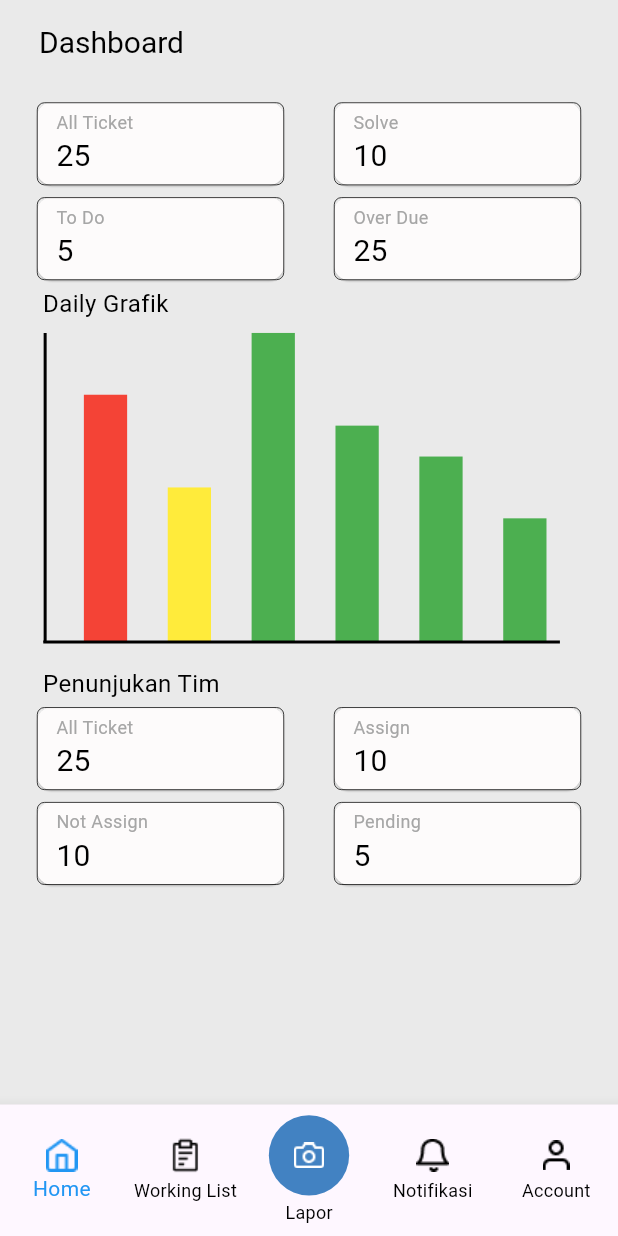
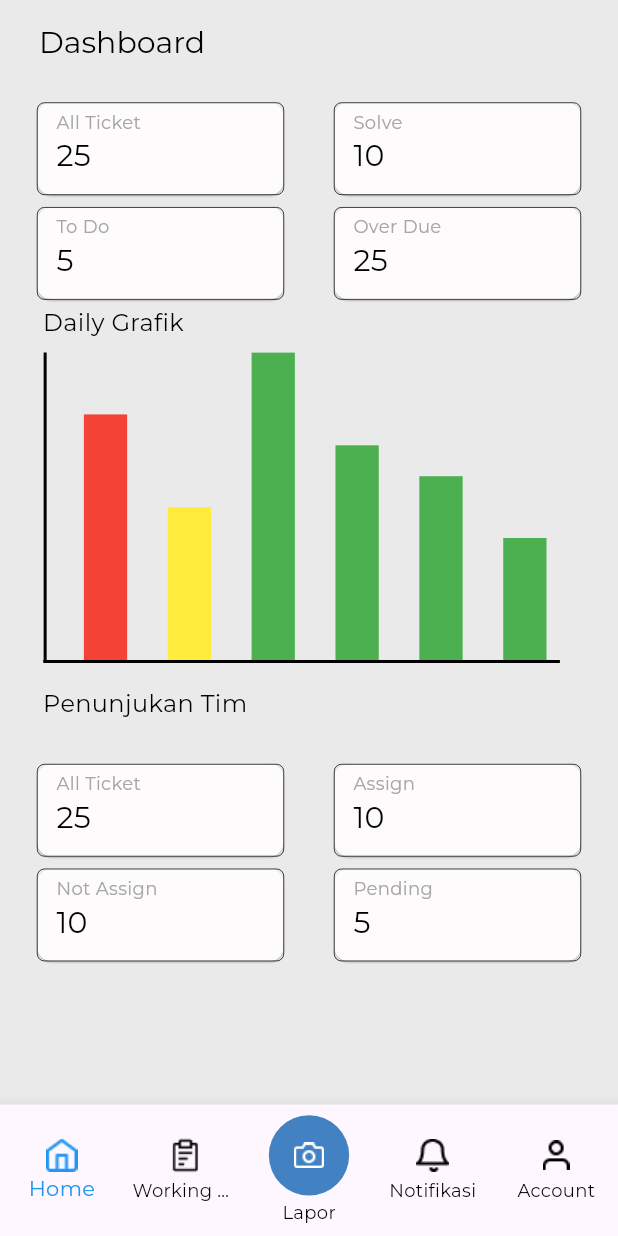
Before and after one commit to aansyawaluddin/FE_I_Ticketing, a Flutter app: the screen it shows after launch, after a tap on "Login", on a phone screen of 412 x 824 dp. Run offline on Flutter 3.47's test engine with Material 3 defaults, Android fonts, the phone set to English and light mode, and no system bars; drawn by our look-alikes of fl_chart; our stand-ins replace google_fonts.

Commit message:
Font All Page

```diff
--- a/frontend/lib/dashboard.dart
+++ b/frontend/lib/dashboard.dart
@@ -1,14 +1,16 @@
 import 'package:flutter/material.dart';
+import 'package:google_fonts/google_fonts.dart';
 import 'package:fl_chart/fl_chart.dart';
 import 'package:frontend/working.dart';
 
 class MyApp extends StatelessWidget {
-  const MyApp({super.key});
-
   @override
   Widget build(BuildContext context) {
     return MaterialApp(
       debugShowCheckedModeBanner: false,
+      theme: ThemeData(
+        textTheme: GoogleFonts.montserratTextTheme(),
+      ),
       home: DashboardScreen(),
     );
   }
@@ -37,18 +39,6 @@ class _DashboardScreenState extends State<DashboardScreen> {
     }
   }
 
-  Widget _buildIcon(String assetPath, int index) {
-    Color color = _selectedIndex == index ? Colors.blue : Colors.black;
-    return ColorFiltered(
-      colorFilter: ColorFilter.mode(color, BlendMode.srcIn),
-      child: Image.asset(
-        assetPath,
-        width: 24.0,
-        height: 24.0,
-      ),
-    );
-  }
-
   @override
   Widget build(BuildContext context) {
     final screenWidth = MediaQuery.of(context).size.width;
@@ -60,10 +50,9 @@ class _DashboardScreenState extends State<DashboardScreen> {
         title: Row(
           children: [
             const SizedBox(width: 10),
-            const Text(
+            Text(
               "Dashboard",
-              style: TextStyle(
-                fontFamily: 'Montserrat',
+              style: GoogleFonts.montserrat(
                 color: Colors.black,
                 fontSize: 20,
               ),
@@ -93,12 +82,11 @@ class _DashboardScreenState extends State<DashboardScreen> {
                 _buildInfoCard('Over Due', 25, screenWidth),
               ],
             ),
-            const Padding(
-              padding: EdgeInsets.only(left: 8.0),
+            Padding(
+              padding: const EdgeInsets.only(left: 8.0),
               child: Text(
                 'Daily Grafik',
-                style: TextStyle(
-                  fontFamily: 'Montserrat',
+                style: GoogleFonts.montserrat(
                   fontSize: 16,
                   color: Colors.black,
                 ),
@@ -197,17 +185,17 @@ class _DashboardScreenState extends State<DashboardScreen> {
               ),
             ),
             SizedBox(height: screenHeight * 0.02),
-            const Padding(
-              padding: EdgeInsets.only(left: 8.0),
+            Padding(
+              padding: const EdgeInsets.only(left: 8.0),
               child: Text(
                 'Penunjukan Tim',
-                style: TextStyle(
-                  fontFamily: 'Montserrat',
+                style: GoogleFonts.montserrat(
                   fontSize: 16,
                   color: Colors.black,
                 ),
               ),
             ),
+            SizedBox(height: screenHeight * 0.03),
             Row(
               mainAxisAlignment: MainAxisAlignment.spaceBetween,
               children: [
@@ -230,8 +218,8 @@ class _DashboardScreenState extends State<DashboardScreen> {
         onTap: _onItemTapped,
         selectedItemColor: Colors.blue,
         unselectedItemColor: Colors.black,
-        selectedLabelStyle: const TextStyle(color: Colors.black),
-        unselectedLabelStyle: const TextStyle(color: Colors.black),
+        selectedLabelStyle: GoogleFonts.montserrat(color: Colors.black),
+        unselectedLabelStyle: GoogleFonts.montserrat(color: Colors.black),
         type: BottomNavigationBarType.fixed,
         items: [
           BottomNavigationBarItem(
@@ -293,6 +281,7 @@ class _DashboardScreenState extends State<DashboardScreen> {
           borderRadius: BorderRadius.circular(5),
         ),
         width: screenWidth * 0.4,
+        height: screenWidth * 0.15,
         child: Column(
           crossAxisAlignment: CrossAxisAlignment.start,
           children: [
@@ -303,15 +292,14 @@ class _DashboardScreenState extends State<DashboardScreen> {
                 children: [
                   Text(
                     title,
-                    style: const TextStyle(
-                      fontFamily: 'Montserrat',
+                    style: GoogleFonts.montserrat(
                       fontSize: 12,
-                      color: Color(0XFFA6A6A6),
+                      color: const Color(0XFFA6A6A6),
                     ),
                   ),
                   Text(
                     '$count',
-                    style: const TextStyle(
+                    style: GoogleFonts.montserrat(
                       fontSize: 20,
                       color: Colors.black,
                     ),
@@ -321,6 +309,18 @@ class _DashboardScreenState extends State<DashboardScreen> {
             ),
           ],
         ),
+      ),
+    );
+  }
+
+  Widget _buildIcon(String assetPath, int index) {
+    Color color = _selectedIndex == index ? Colors.blue : Colors.black;
+    return ColorFiltered(
+      colorFilter: ColorFilter.mode(color, BlendMode.srcIn),
+      child: Image.asset(
+        assetPath,
+        width: 24.0,
+        height: 24.0,
       ),
     );
   }
--- a/frontend/lib/login.dart
+++ b/frontend/lib/login.dart
@@ -1,4 +1,5 @@
 import 'package:flutter/material.dart';
+import 'package:google_fonts/google_fonts.dart'; // Import Google Fonts
 import 'package:frontend/dashboard.dart';
 
 void main() {
@@ -20,7 +21,10 @@ class LoginPage extends StatelessWidget {
   Widget build(BuildContext context) {
     return Scaffold(
       appBar: AppBar(
-        title: Text('Halaman Login'),
+        title: Text(
+          'Halaman Login',
+          style: GoogleFonts.montserrat(),
+        ),
       ),
       body: Center(
         child: ElevatedButton(
@@ -30,7 +34,10 @@ class LoginPage extends StatelessWidget {
               MaterialPageRoute(builder: (context) => DashboardScreen()),
             );
           },
-          child: Text('Login'),
+          child: Text(
+            'Login',
+            style: GoogleFonts.montserrat(),
+          ),
         ),
       ),
     );
--- a/frontend/pubspec.yaml
+++ b/frontend/pubspec.yaml
@@ -2,7 +2,7 @@ name: frontend
 description: "A new Flutter project."
 # The following line prevents the package from being accidentally published to
 # pub.dev using `flutter pub publish`. This is preferred for private packages.
-publish_to: 'none' # Remove this line if you wish to publish to pub.dev
+publish_to: "none" # Remove this line if you wish to publish to pub.dev
 
 # The following defines the version and build number for your application.
 # A version number is three numbers separated by dots, like 1.2.43
@@ -35,6 +35,7 @@ dependencies:
   # Use with the CupertinoIcons class for iOS style icons.
   cupertino_icons: ^1.0.8
   fl_chart: ^0.70.2
+  google_fonts: ^6.2.1
 
 dev_dependencies:
   flutter_test:
```
Also changed, not shown: frontend/lib/working.dart (+11 -16 lines), frontend/pubspec.lock, 3 other files.
